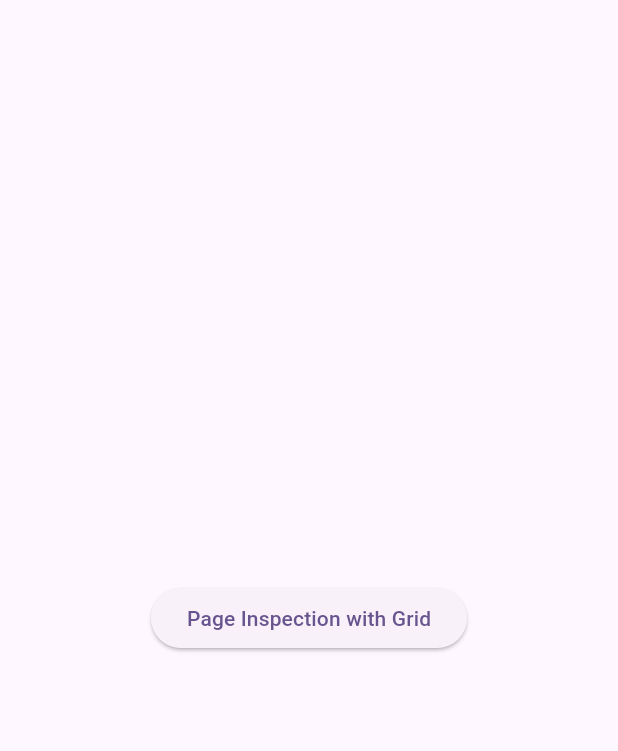
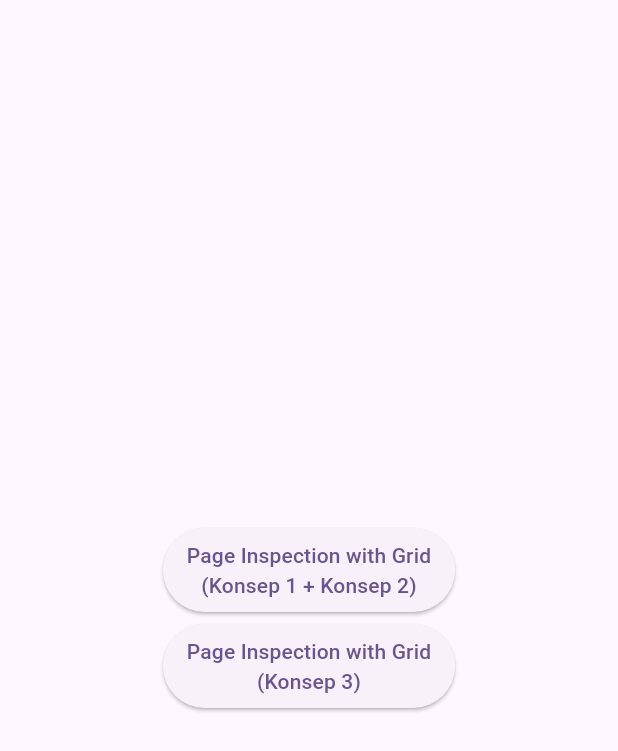
Before and after one commit to rsyd29/inspection_grid, a Flutter app: the screen it shows after launch, on a phone screen of 412 x 824 dp. Shown: the top 751 px of the screen. Run offline on Flutter 3.47's test engine with Material 3 defaults, Android fonts, the phone set to English and light mode, and no system bars; our stand-ins replace carousel_slider, flutter_secure_storage, image_picker, photo_view; missing offline and left inert: multi_image_picker_view.

Commit message:
Change UI

```diff
--- a/lib/main.dart
+++ b/lib/main.dart
@@ -54,16 +54,51 @@ class MyApp extends StatelessWidget {
                 ),
                  */
                 ElevatedButton(
+                  style: ElevatedButton.styleFrom(
+                    padding: EdgeInsets.symmetric(
+                      horizontal: 16.0,
+                      vertical: 8.0,
+                    ),
+                  ),
                   onPressed: () {
                     Navigator.push(
                       context,
                       MaterialPageRoute(
-                        builder: (context) => const DynamicInspectionWithGrid(),
+                        builder: (context) => const DynamicInspectionWithGrid(
+                          title:
+                              'Page Inspection with Grid\n(Konsep 1 + Konsep 2)',
+                        ),
                       ),
                     );
                   },
                   child: Text(
-                    'Page Inspection with Grid',
+                    'Page Inspection with Grid\n(Konsep 1 + Konsep 2)',
+                    textAlign: TextAlign.center,
+                  ),
+                ),
+                SizedBox(
+                  height: 8,
+                ),
+                ElevatedButton(
+                  style: ElevatedButton.styleFrom(
+                    padding: EdgeInsets.symmetric(
+                      horizontal: 16.0,
+                      vertical: 8.0,
+                    ),
+                  ),
+                  onPressed: () {
+                    Navigator.push(
+                      context,
+                      MaterialPageRoute(
+                        builder: (context) => const DynamicInspectionWithGrid(
+                          title: 'Page Inspection with Grid\n(Konsep 3)',
+                        ),
+                      ),
+                    );
+                  },
+                  child: Text(
+                    'Page Inspection with Grid\n(Konsep 3)',
+                    textAlign: TextAlign.center,
                   ),
                 ),
               ],
```
Also changed, not shown: lib/pages/dynamic_inspection_with_grid.dart (+11 -2 lines), lib/pages/show_dialog_image.dart (+11 -7 lines).
